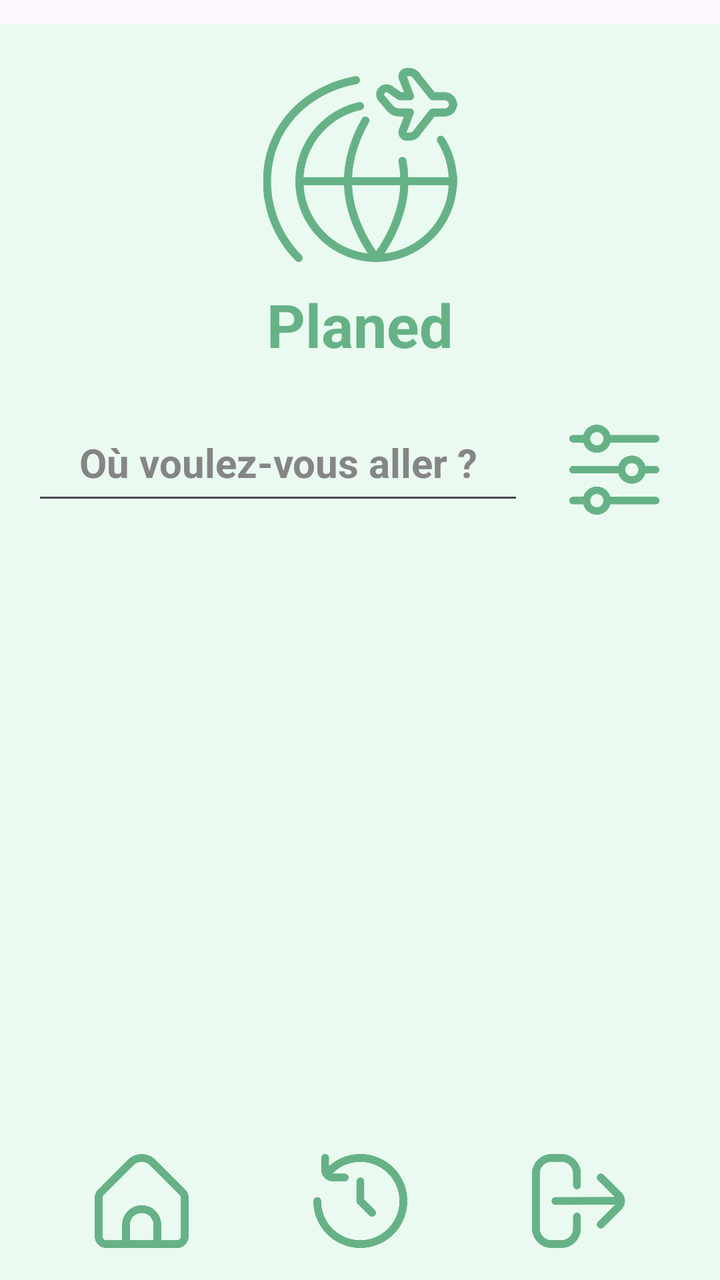
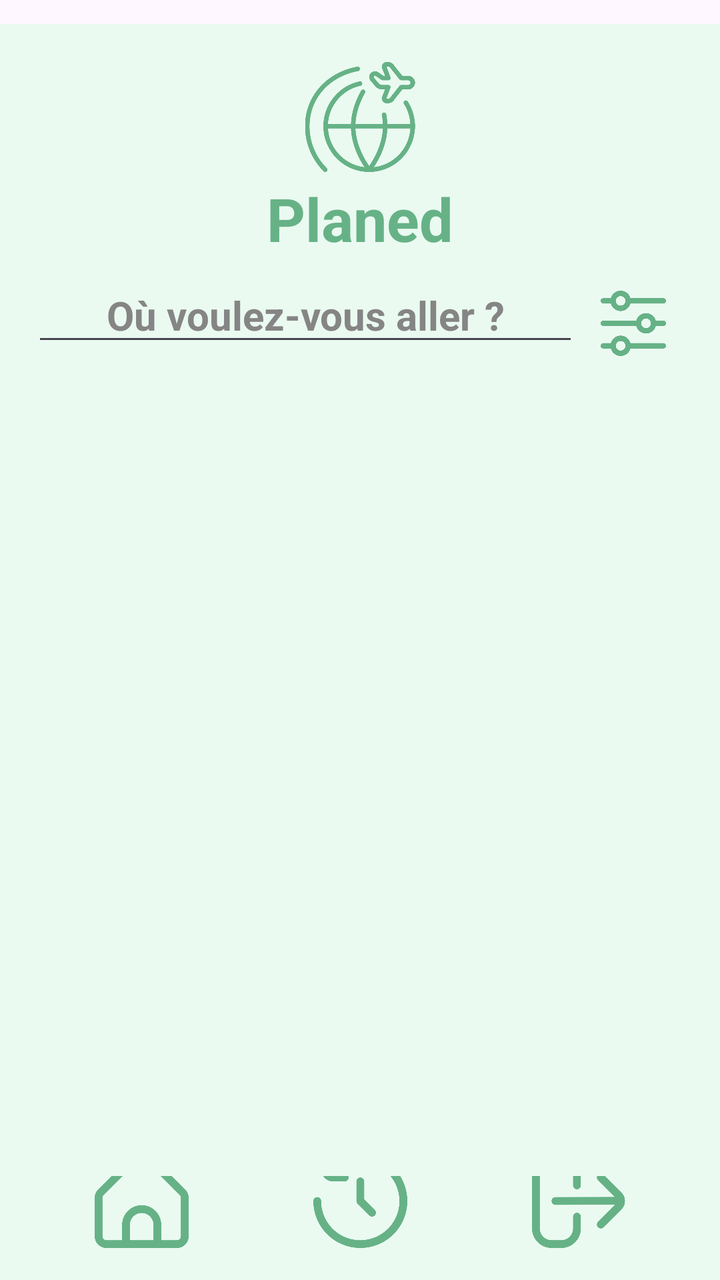

The first picture is an Android layout as it rendered before a commit; the second is the same layout after the commit. The layout source and the unified diff follow.
<!-- AndroidManifest.xml: application theme Theme.AgenceTouristique7 -->
<!-- res/layout/activity_accueil.xml -->
<?xml version="1.0" encoding="utf-8"?>
<androidx.constraintlayout.widget.ConstraintLayout xmlns:android="http://schemas.android.com/apk/res/android"
    xmlns:app="http://schemas.android.com/apk/res-auto"
    xmlns:tools="http://schemas.android.com/tools"
    android:layout_width="match_parent"
    android:layout_height="match_parent"
    android:background="#EAFAF1"
    android:orientation="vertical"
    android:padding="16dp">

    <LinearLayout
        android:id="@+id/linearLayout"
        android:layout_width="match_parent"
        android:layout_height="0dp"
        android:orientation="vertical"
        app:layout_constraintBottom_toTopOf="@+id/bottomNavigation"
        app:layout_constraintEnd_toEndOf="parent"
        app:layout_constraintStart_toStartOf="parent"
        app:layout_constraintTop_toTopOf="parent">

        <ImageView
            android:id="@+id/logoImageView"
            android:layout_width="wrap_content"
            android:layout_height="100dp"
            android:layout_gravity="center_horizontal"
            android:layout_marginBottom="8dp"
            android:contentDescription="@string/logotravel"
            android:src="@drawable/logo" />

        <TextView
            android:id="@+id/companyNameTextView"
            android:layout_width="wrap_content"
            android:layout_height="wrap_content"
            android:layout_gravity="center_horizontal"
            android:layout_marginBottom="24dp"
            android:text="@string/planed"
            android:textColor="@color/colorPrimary"
            android:textSize="30sp"
            android:textStyle="bold" />

        <LinearLayout
            android:layout_width="match_parent"
            android:layout_height="wrap_content"
            android:layout_marginBottom="8dp"
            android:gravity="center_vertical"
            android:orientation="horizontal">

            <EditText
                android:id="@+id/searchEditText"
                android:layout_width="0dp"
                android:layout_height="wrap_content"
                android:layout_marginEnd="8dp"
                android:layout_weight="1"
                android:hint="@string/ou_voulez_vous_aller"
                android:imeOptions="actionSearch"
                android:importantForAutofill="no"
                android:inputType="text"
                android:minHeight="48dp"
                android:singleLine="true"
                android:textAlignment="center"
                android:textColor="@color/black_text"
                android:textColorHint="#858585"
                android:textColorLink="@color/colorPrimary"
                android:textSize="20sp"
                android:textStyle="bold" />

            <ImageButton
                android:id="@+id/buttonFilter"
                android:layout_width="74dp"
                android:layout_height="match_parent"
                android:background="?android:attr/selectableItemBackground"
                android:contentDescription="@string/recherche"
                android:gravity="center"
                android:scaleType="centerInside"
                android:src="@drawable/type" />

        </LinearLayout>

        <ListView
            android:id="@+id/voyagesListView"
            android:layout_width="match_parent"
            android:layout_height="0dp"
            android:layout_weight="1"
            android:clipToPadding="false"
            android:paddingTop="8dp"
            android:paddingBottom="80dp" />
    </LinearLayout>

    <LinearLayout
        android:id="@+id/bottomNavigation"
        android:layout_width="match_parent"
        android:layout_height="wrap_content"
        android:orientation="horizontal"
        android:weightSum="3"
        android:background="@android:color/transparent"
        app:layout_constraintBottom_toBottomOf="parent"
        app:layout_constraintEnd_toEndOf="parent"
        app:layout_constraintStart_toStartOf="parent">

        <ImageButton
            android:id="@+id/buttonHome"
            android:layout_width="0dp"
            android:layout_height="50dp"
            android:layout_weight="1"
            android:background="?android:attr/selectableItemBackground"
            android:contentDescription="@string/accueil"
            android:src="@drawable/home"
            android:scaleType="centerInside"
            tools:ignore="SpeakableTextPresentCheck" />

        <ImageButton
            android:id="@+id/buttonHistorique"
            android:layout_width="0dp"
            android:layout_height="50dp"
            android:layout_weight="1"
            android:background="?android:attr/selectableItemBackground"
            android:contentDescription="@string/historique"
            android:src="@drawable/reservation"
            android:scaleType="centerInside"
            tools:ignore="SpeakableTextPresentCheck" />

        <ImageButton
            android:id="@+id/buttonLogout"
            android:layout_width="0dp"
            android:layout_height="50dp"
            android:layout_weight="1"
            android:background="?android:attr/selectableItemBackground"
            android:contentDescription="@string/log_out"
            android:src="@drawable/logout"
            android:scaleType="centerInside"
            tools:ignore="SpeakableTextPresentCheck" />

    </LinearLayout>

</androidx.constraintlayout.widget.ConstraintLayout>
<!-- resources referenced by this layout -->
<resources>
  <color name="black_text">#333333</color>
  <color name="colorPrimary">#66B286</color>
  <!-- drawable home: png bitmap (drawable, 13181 bytes) -->
  <!-- drawable logo: png bitmap (drawable, 40145 bytes) -->
  <!-- drawable logout: png bitmap (drawable, 14957 bytes) -->
  <!-- drawable reservation: png bitmap (drawable, 23334 bytes) -->
  <!-- drawable type: png bitmap (drawable, 18892 bytes) -->
  <string name="accueil">Accueil</string>
  <string name="historique">Historique</string>
  <string name="log_out">Déconnexion</string>
  <string name="logotravel">Logo de Traver</string>
  <string name="ou_voulez_vous_aller">Où voulez-vous aller ?</string>
  <string name="planed">Planed</string>
  <string name="recherche">Recherche</string>
  <style name="Theme.AgenceTouristique7" parent="Base.Theme.AgenceTouristique7" />
  <style name="Base.Theme.AgenceTouristique7" parent="Theme.Material3.DayNight.NoActionBar">
          <item name="android:windowLightStatusBar">true</item>
          <item name="android:windowActionBarOverlay">true</item>
          <item name="android:paddingTop">3dp</item>
      </style>
</resources>

<!-- the commit's change to res/layout/activity_accueil.xml (unified diff, before → after) -->
@@ -1,101 +1,88 @@
 <?xml version="1.0" encoding="utf-8"?>
-<androidx.constraintlayout.widget.ConstraintLayout xmlns:android="http://schemas.android.com/apk/res/android"
+<LinearLayout xmlns:android="http://schemas.android.com/apk/res/android"
     xmlns:app="http://schemas.android.com/apk/res-auto"
     xmlns:tools="http://schemas.android.com/tools"
     android:layout_width="match_parent"
     android:layout_height="match_parent"
     android:background="#EAFAF1"
     android:orientation="vertical"
-    android:padding="16dp">
+    android:padding="16dp"
+    android:weightSum="14">
+
+    <ImageView
+        android:id="@+id/logoImageView"
+        android:layout_width="wrap_content"
+        android:layout_height="0dp"
+        android:layout_gravity="center_horizontal"
+        android:layout_weight="1.5"
+        android:contentDescription="@string/logotravel"
+        android:src="@drawable/logo" />
+
+    <TextView
+        android:id="@+id/companyNameTextView"
+        android:layout_width="wrap_content"
+        android:layout_height="wrap_content"
+        android:layout_gravity="center_horizontal"
+        android:layout_marginBottom="10dp"
+        android:text="@string/planed"
+        android:textColor="@color/colorPrimary"
+        android:textSize="30sp"
+        android:textStyle="bold" />
 
     <LinearLayout
-        android:id="@+id/linearLayout"
         android:layout_width="match_parent"
         android:layout_height="0dp"
-        android:orientation="vertical"
-        app:layout_constraintBottom_toTopOf="@+id/bottomNavigation"
-        app:layout_constraintEnd_toEndOf="parent"
-        app:layout_constraintStart_toStartOf="parent"
-        app:layout_constraintTop_toTopOf="parent">
+        android:layout_weight="1"
+        android:gravity="center_vertical"
+        android:orientation="horizontal">
 
-        <ImageView
-            android:id="@+id/logoImageView"
-            android:layout_width="wrap_content"
-            android:layout_height="100dp"
-            android:layout_gravity="center_horizontal"
-            android:layout_marginBottom="8dp"
-            android:contentDescription="@string/logotravel"
-            android:src="@drawable/logo" />
-
-        <TextView
-            android:id="@+id/companyNameTextView"
-            android:layout_width="wrap_content"
+        <EditText
+            android:id="@+id/searchEditText"
+            android:layout_width="0dp"
             android:layout_height="wrap_content"
-            android:layout_gravity="center_horizontal"
-            android:layout_marginBottom="24dp"
-            android:text="@string/planed"
-            android:textColor="@color/colorPrimary"
-            android:textSize="30sp"
+            android:layout_weight="5"
+            android:hint="@string/ou_voulez_vous_aller"
+            android:importantForAutofill="no"
+            android:inputType="text"
+            android:singleLine="true"
+            android:textAlignment="center"
+            android:textColor="@color/black_text"
+            android:textColorHint="#858585"
+            android:textColorLink="@color/colorPrimary"
+            android:textSize="20sp"
             android:textStyle="bold" />
 
-        <LinearLayout
-            android:layout_width="match_parent"
+        <ImageButton
+            android:id="@+id/buttonFilter"
+            android:layout_width="0dp"
             android:layout_height="wrap_content"
-            android:layout_marginBottom="8dp"
-            android:gravity="center_vertical"
-            android:orientation="horizontal">
+            android:layout_weight="1"
+            android:background="?android:attr/selectableItemBackground"
+            android:contentDescription="@string/recherche"
+            android:scaleType="fitCenter"
+            android:src="@drawable/type" />
 
-            <EditText
-                android:id="@+id/searchEditText"
-                android:layout_width="0dp"
-                android:layout_height="wrap_content"
-                android:layout_marginEnd="8dp"
-                android:layout_weight="1"
-                android:hint="@string/ou_voulez_vous_aller"
-                android:imeOptions="actionSearch"
-                android:importantForAutofill="no"
-                android:inputType="text"
-                android:minHeight="48dp"
-                android:singleLine="true"
-                android:textAlignment="center"
-                android:textColor="@color/black_text"
-                android:textColorHint="#858585"
-                android:textColorLink="@color/colorPrimary"
-                android:textSize="20sp"
-                android:textStyle="bold" />
+    </LinearLayout>
 
-            <ImageButton
-                android:id="@+id/buttonFilter"
-                android:layout_width="74dp"
-                android:layout_height="match_parent"
-                android:background="?android:attr/selectableItemBackground"
-                android:contentDescription="@string/recherche"
-                android:gravity="center"
-                android:scaleType="centerInside"
-                android:src="@drawable/type" />
-
-        </LinearLayout>
-
-        <ListView
-            android:id="@+id/voyagesListView"
-            android:layout_width="match_parent"
-            android:layout_height="0dp"
-            android:layout_weight="1"
-            android:clipToPadding="false"
-            android:paddingTop="8dp"
-            android:paddingBottom="80dp" />
-    </LinearLayout>
+    <ListView
+        android:id="@+id/voyagesListView"
+        android:layout_width="match_parent"
+        android:layout_height="0dp"
+        android:layout_weight="10.5"
+        android:clipToPadding="false"
+        android:paddingTop="10dp" />
 
     <LinearLayout
         android:id="@+id/bottomNavigation"
         android:layout_width="match_parent"
-        android:layout_height="wrap_content"
+        android:layout_height="0dp"
+        android:layout_weight="1"
+        android:background="@android:color/transparent"
+        android:gravity="bottom"
         android:orientation="horizontal"
-        android:weightSum="3"
-        android:background="@android:color/transparent"
-        app:layout_constraintBottom_toBottomOf="parent"
-        app:layout_constraintEnd_toEndOf="parent"
-        app:layout_constraintStart_toStartOf="parent">
+        app:itemIconTint="@color/colorPrimary"
+        app:itemTextColor="@color/black_text"
+        app:menu="@menu/bottom_navigation_menu">
 
         <ImageButton
             android:id="@+id/buttonHome"
@@ -104,8 +91,8 @@
             android:layout_weight="1"
             android:background="?android:attr/selectableItemBackground"
             android:contentDescription="@string/accueil"
+            android:scaleType="centerInside"
             android:src="@drawable/home"
-            android:scaleType="centerInside"
             tools:ignore="SpeakableTextPresentCheck" />
 
         <ImageButton
@@ -115,8 +102,8 @@
             android:layout_weight="1"
             android:background="?android:attr/selectableItemBackground"
             android:contentDescription="@string/historique"
+            android:scaleType="centerInside"
             android:src="@drawable/reservation"
-            android:scaleType="centerInside"
             tools:ignore="SpeakableTextPresentCheck" />
 
         <ImageButton
@@ -126,10 +113,10 @@
             android:layout_weight="1"
             android:background="?android:attr/selectableItemBackground"
             android:contentDescription="@string/log_out"
+            android:scaleType="centerInside"
             android:src="@drawable/logout"
-            android:scaleType="centerInside"
             tools:ignore="SpeakableTextPresentCheck" />
 
     </LinearLayout>
 
-</androidx.constraintlayout.widget.ConstraintLayout>
+</LinearLayout>
